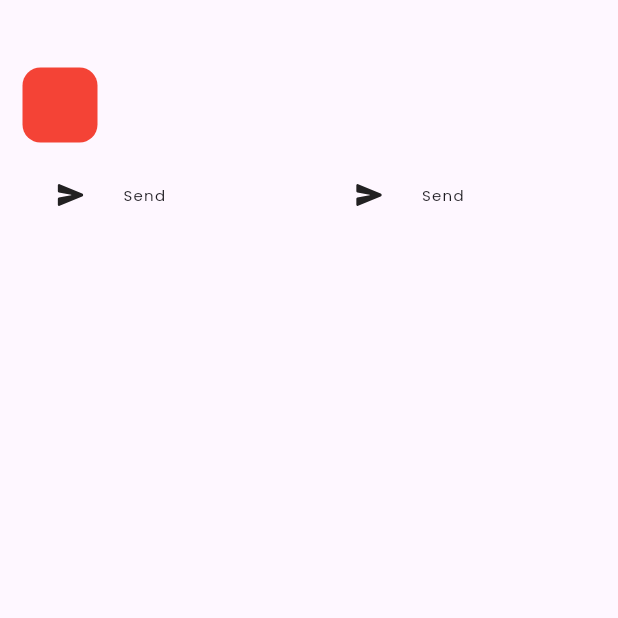
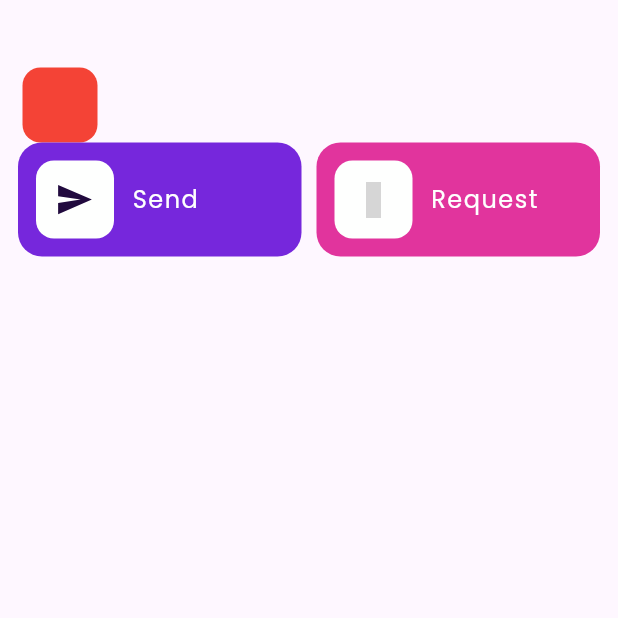
Before and after one commit to Clnzie/Flutter-payment-UI, a Flutter app: the screen it shows after launch, on a phone screen of 412 x 824 dp, the top half of it. Run offline on Flutter 3.47's test engine with Material 3 defaults, Android fonts, the phone set to English and light mode, and no system bars; our stand-ins replace ionicons, solar_icons; grey boxes are pictures that could not be loaded.

Commit message:
final IconButton

```diff
--- a/lib/widgets/button_style.dart
+++ b/lib/widgets/button_style.dart
@@ -2,17 +2,25 @@ import 'package:flutter/material.dart';
 import 'package:ionicons/ionicons.dart';
 import 'package:payment_ui/utils/color.dart';
 import 'package:payment_ui/utils/typhograpy.dart';
-import 'package:google_fonts/google_fonts.dart';
 
 class Btn extends StatelessWidget {
-  const Btn({super.key});
+  final ColorApp colorApp = ColorApp();
+  final TextStyleApp textStyleApp = TextStyleApp();
+  Btn(
+      {super.key,
+      required this.name,
+      required this.bgColorBtn,
+      required this.iconBtn});
+  final String name;
+  final Color bgColorBtn;
+  final Icon iconBtn;
 
   @override
   Widget build(BuildContext context) {
     return Container(
       padding: const EdgeInsets.symmetric(horizontal: 12, vertical: 12),
       decoration: BoxDecoration(
-        color: primaryCol,
+        color: bgColorBtn,
         borderRadius: BorderRadius.circular(16),
       ),
       child: Row(
@@ -20,24 +28,21 @@ class Btn extends StatelessWidget {
           Container(
             padding: const EdgeInsets.all(14),
             decoration: BoxDecoration(
-                color: quartiaryCol, borderRadius: BorderRadius.circular(12)),
+                color: colorApp.quartiaryCol,
+                borderRadius: BorderRadius.circular(12)),
             child: Center(
-              child: Icon(
-                Ionicons.send,
-                color: tertiaryCol,
-                size: 18,
-              ),
+              child: iconBtn,
             ),
           ),
           const SizedBox(
             width: 12,
           ),
-          Text(
-            "Send",
-            style: GoogleFonts.poppins(
-                fontSize: 10,
-                fontWeight: FontWeight.normal,
-                letterSpacing: 0.8),
+          Expanded(
+            child: Text(
+              name,
+              style: textStyleApp.subHead3.copyWith(
+                  color: colorApp.textColWhite, fontWeight: FontWeight.normal),
+            ),
           )
         ],
       ),
```
